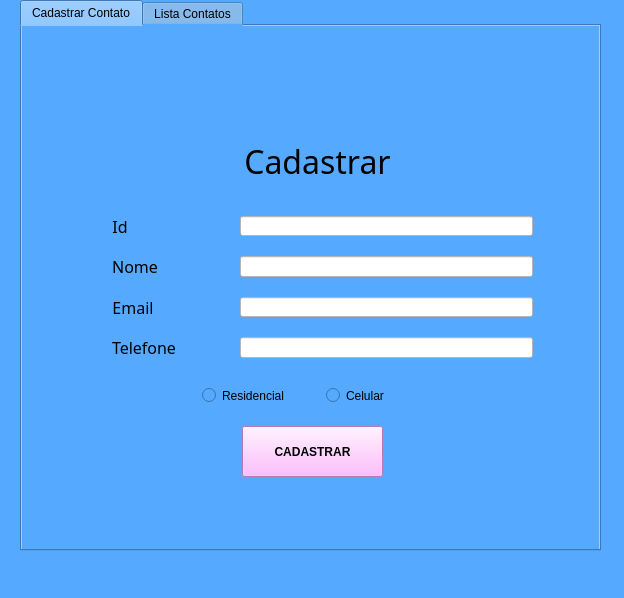
This is fundamentos/aula07/agenda/agenda.ui in DioneKx/DS-Fundamentos-Python-Jhonny as Qt 5 draws it before an edit. The edited form follows.
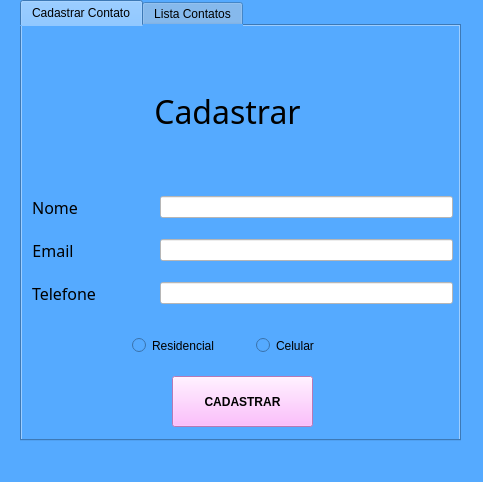
This is the edited form.

Diff of the .ui file:
```diff
--- a/fundamentos/aula07/agenda/agenda.ui
+++ b/fundamentos/aula07/agenda/agenda.ui
@@ -9,8 +9,8 @@
    <rect>
     <x>0</x>
     <y>0</y>
-    <width>624</width>
-    <height>598</height>
+    <width>483</width>
+    <height>482</height>
    </rect>
   </property>
   <property name="cursor">
@@ -37,8 +37,8 @@
      <rect>
       <x>20</x>
       <y>0</y>
-      <width>581</width>
-      <height>551</height>
+      <width>441</width>
+      <height>441</height>
      </rect>
     </property>
     <property name="focusPolicy">
@@ -57,8 +57,8 @@
      <widget class="QPushButton" name="btnRegister">
       <property name="geometry">
        <rect>
-        <x>220</x>
-        <y>400</y>
+        <x>150</x>
+        <y>350</y>
         <width>141</width>
         <height>51</height>
        </rect>
@@ -79,8 +79,8 @@
      <widget class="QLabel" name="label">
       <property name="geometry">
        <rect>
-        <x>210</x>
-        <y>100</y>
+        <x>120</x>
+        <y>50</y>
         <width>171</width>
         <height>71</height>
        </rect>
@@ -113,10 +113,10 @@
      <widget class="QWidget" name="formLayoutWidget">
       <property name="geometry">
        <rect>
-        <x>90</x>
-        <y>190</y>
+        <x>10</x>
+        <y>170</y>
         <width>421</width>
-        <height>142</height>
+        <height>111</height>
        </rect>
       </property>
       <layout class="QFormLayout" name="formLayout">
@@ -127,37 +127,6 @@
         <number>20</number>
        </property>
        <item row="0" column="0">
-        <widget class="QLabel" name="label_2">
-         <property name="enabled">
-          <bool>true</bool>
-         </property>
-         <property name="font">
-          <font>
-           <family>Rockwell</family>
-           <pointsize>12</pointsize>
-           <weight>50</weight>
-           <italic>false</italic>
-           <bold>false</bold>
-          </font>
-         </property>
-         <property name="layoutDirection">
-          <enum>Qt::LeftToRight</enum>
-         </property>
-         <property name="styleSheet">
-          <string notr="true"/>
-         </property>
-         <property name="text">
-          <string>Id</string>
-         </property>
-         <property name="textFormat">
-          <enum>Qt::AutoText</enum>
-         </property>
-         <property name="alignment">
-          <set>Qt::AlignCenter</set>
-         </property>
-        </widget>
-       </item>
-       <item row="1" column="0">
         <widget class="QLabel" name="label_3">
          <property name="enabled">
           <bool>true</bool>
@@ -188,7 +157,7 @@
          </property>
         </widget>
        </item>
-       <item row="1" column="1">
+       <item row="0" column="1">
         <widget class="QLineEdit" name="name_contact">
          <property name="styleSheet">
           <string notr="true">background-color: rgb(255, 255, 255);</string>
@@ -198,7 +167,7 @@
          </property>
         </widget>
        </item>
-       <item row="2" column="0">
+       <item row="1" column="0">
         <widget class="QLabel" name="label_4">
          <property name="enabled">
           <bool>true</bool>
@@ -229,7 +198,7 @@
          </property>
         </widget>
        </item>
-       <item row="2" column="1">
+       <item row="1" column="1">
         <widget class="QLineEdit" name="email_contact">
          <property name="styleSheet">
           <string notr="true">background-color: rgb(255, 255, 255);</string>
@@ -239,7 +208,7 @@
          </property>
         </widget>
        </item>
-       <item row="3" column="0">
+       <item row="2" column="0">
         <widget class="QLabel" name="label_5">
          <property name="enabled">
           <bool>true</bool>
@@ -270,7 +239,7 @@
          </property>
         </widget>
        </item>
-       <item row="3" column="1">
+       <item row="2" column="1">
         <widget class="QLineEdit" name="tel_contact">
          <property name="styleSheet">
           <string notr="true">background-color: rgb(255, 255, 255);</string>
@@ -280,26 +249,13 @@
          </property>
         </widget>
        </item>
-       <item row="0" column="1">
-        <widget class="QLineEdit" name="id_contact">
-         <property name="enabled">
-          <bool>true</bool>
-         </property>
-         <property name="styleSheet">
-          <string notr="true">background-color: rgb(255, 255, 255);</string>
-         </property>
-         <property name="text">
-          <string/>
-         </property>
-        </widget>
-       </item>
       </layout>
      </widget>
      <widget class="QWidget" name="horizontalLayoutWidget">
       <property name="geometry">
        <rect>
-        <x>180</x>
-        <y>360</y>
+        <x>110</x>
+        <y>310</y>
         <width>241</width>
         <height>19</height>
        </rect>
```
Left out of the diff: 31 changed lines with no effect on the pictures.
